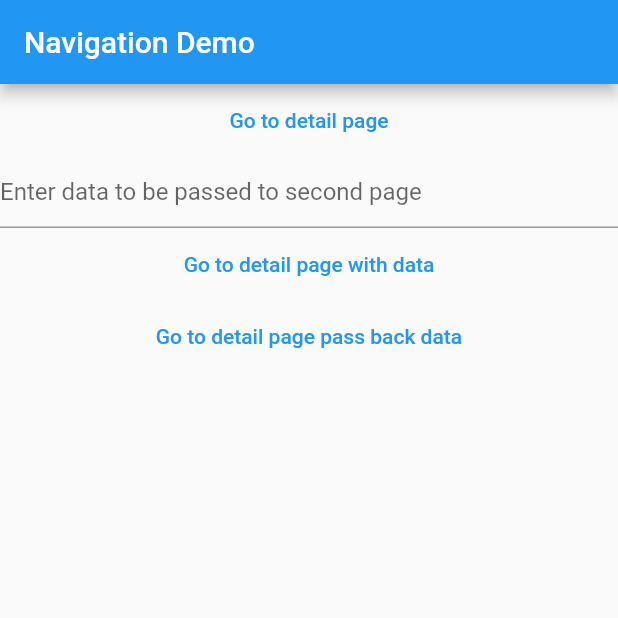
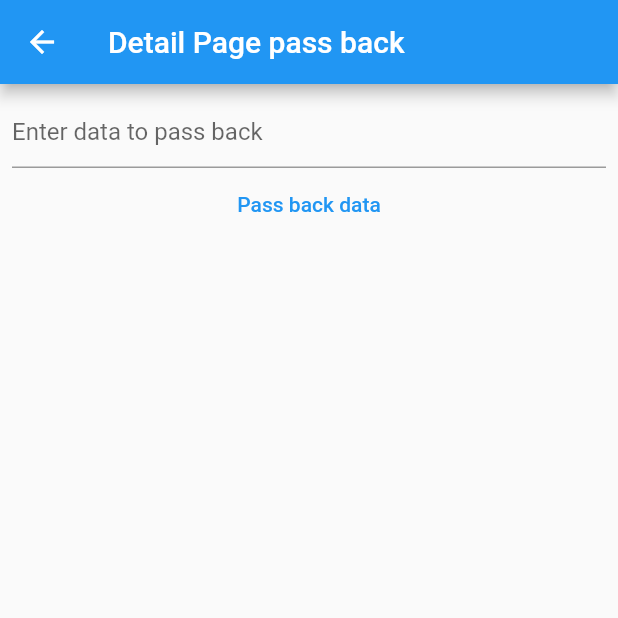
Before and after one commit to wanmuz86/navigation_example_tnbr, a Flutter app: the screen it shows after launch, after a tap on "Go to detail page pass back data", on a phone screen of 412 x 824 dp, the top half of it. Run offline on Flutter 3.47's test engine with Material 2 defaults, Android fonts, the phone set to English and light mode, and no system bars; our stand-ins replace fluttertoast.

Commit message:
add item

```diff
--- a/lib/widgets/detail_pass_back.dart
+++ b/lib/widgets/detail_pass_back.dart
@@ -6,12 +6,32 @@ class DetailPassBackPage extends StatefulWidget {
 }
 
 class _DetailPassBackPageState extends State<DetailPassBackPage> {
+
+  var dataTextEditingController = TextEditingController();
   @override
   Widget build(BuildContext context) {
     return Scaffold(
         appBar: AppBar(title: Text("Detail Page pass back"),),
-        body:Center(
-          child: Text("This is detail page with pass back"),
+        body:Padding(
+          padding: const EdgeInsets.all(8.0),
+          child: Center(
+            child: Column(
+              children: [
+                TextField(
+                  controller: dataTextEditingController,
+                  decoration: InputDecoration(
+                    hintText: "Enter data to pass back"
+                  ),
+                ),
+                TextButton(onPressed: (){
+                  // Code to close a particular page
+                  // The second paramater is optional, if you want to pass back data
+                  Navigator.pop(context, dataTextEditingController.text);
+
+                }, child: Text("Pass back data"))
+              ],
+            )
+          ),
         )
     );
   }
--- a/lib/widgets/home.dart
+++ b/lib/widgets/home.dart
@@ -1,7 +1,8 @@
 import 'package:flutter/material.dart';
 import 'package:flutter_nav/widgets/detail.dart';
 import 'package:flutter_nav/widgets/detail_data.dart';
-
+import 'package:flutter_nav/widgets/detail_pass_back.dart';
+import 'package:fluttertoast/fluttertoast.dart';
 class HomePage extends StatefulWidget {
   @override
   _HomePageState createState() => _HomePageState();
@@ -11,28 +12,35 @@ class _HomePageState extends State<HomePage> {
   // 2) Create a controller (TextEditingController) where you will link the form to this controller
 
   var _dataController = TextEditingController();
+
   @override
   Widget build(BuildContext context) {
     return Scaffold(
       appBar: AppBar(
         title: Text("Navigation Demo"),
       ),
-      body: Center(
+      body: Padding(
+        padding: const EdgeInsets.all(8.0),
+        child: Center(
           child: Column(
             children: [
               TextButton(
                   onPressed: () {
+                    FocusScope.of(context).unfocus();
                     Navigator.push(context,
                         MaterialPageRoute(builder: (context) => DetailPage()));
                   },
                   child: Text("Go to detail page")),
               TextField(
                 controller: _dataController,
-              decoration: InputDecoration(hintText:
+                decoration: InputDecoration(
+                    hintText:
                 "Enter data to be passed to second page"),
+                keyboardType: TextInputType.text
               ),
               TextButton(
                   onPressed: () {
+                    FocusScope.of(context).unfocus();
                     Navigator.push(
                       context,
                       MaterialPageRoute(builder: (context) => DetailDataPage(newData:
@@ -41,9 +49,21 @@ class _HomePageState extends State<HomePage> {
 
                   }, child: Text("Go to detail page with data")),
               TextButton(
-                onPressed: () {},
+                  onPressed: () async {
+                    FocusScope.of(context).unfocus();
+                    final result = await Navigator.push(
+                      context,
+                      MaterialPageRoute(builder: (context)=>DetailPassBackPage())
+                    );
+                    Fluttertoast.showToast(
+                        msg: result,
+                        toastLength: Toast.LENGTH_LONG,
+                        gravity: ToastGravity.BOTTOM
+                    );
+                  },
                   child: Text("Go to detail page pass back data"))
             ],
+          ),
         ),
       ),
     );
--- a/pubspec.yaml
+++ b/pubspec.yaml
@@ -28,6 +28,7 @@ dependencies:
   # The following adds the Cupertino Icons font to your application.
   # Use with the CupertinoIcons class for iOS style icons.
   cupertino_icons: ^1.0.2
+  fluttertoast: 8.0.7
 
 dev_dependencies:
   flutter_test:
```
Also changed, not shown: pubspec.lock, 3 other files. Lines whose indentation alone changed are shown as unchanged.
